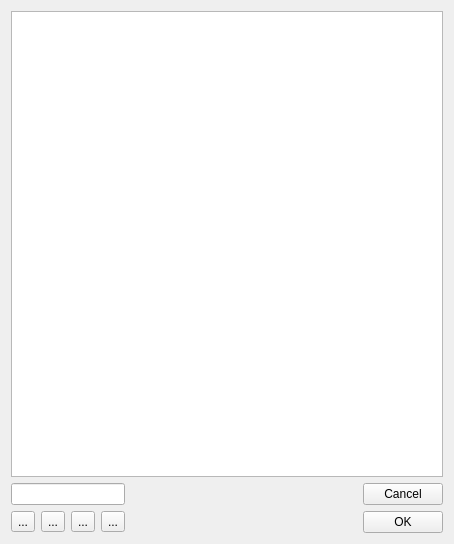
harbour/core, file harbour/contrib/hbide/editor.ui: the form before one commit.
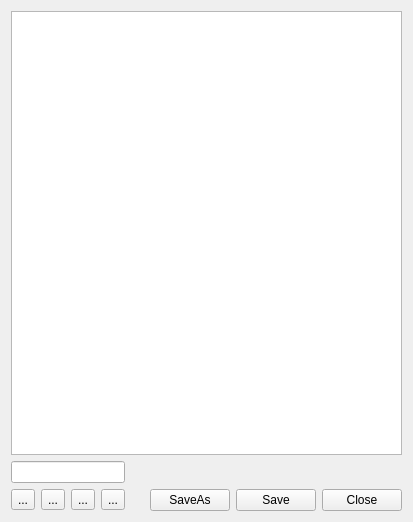
The form after the commit.

```diff
--- a/harbour/contrib/hbide/editor.ui
+++ b/harbour/contrib/hbide/editor.ui
@@ -6,27 +6,20 @@
    <rect>
     <x>0</x>
     <y>0</y>
-    <width>454</width>
-    <height>544</height>
+    <width>413</width>
+    <height>522</height>
    </rect>
   </property>
   <property name="windowTitle">
    <string>Editor</string>
   </property>
   <layout class="QGridLayout" name="gridLayout">
-   <item row="0" column="0" colspan="6">
-    <widget class="QPlainTextEdit" name="plainEdit"/>
+   <item row="0" column="0" colspan="8">
+    <widget class="QPlainTextEdit" name="plainText"/>
    </item>
    <item row="1" column="0" colspan="4">
     <widget class="QLineEdit" name="ediSearch"/>
    </item>
-   <item row="1" column="5">
-    <widget class="QPushButton" name="buttonCancel">
-     <property name="text">
-      <string>Cancel</string>
-     </property>
-    </widget>
-   </item>
    <item row="2" column="0">
     <widget class="QToolButton" name="buttonNext">
      <property name="text">
@@ -55,10 +48,10 @@
      </property>
     </widget>
    </item>
-   <item row="2" column="5">
-    <widget class="QPushButton" name="buttonOk">
+   <item row="2" column="7">
+    <widget class="QPushButton" name="buttonClose">
      <property name="text">
-      <string>OK</string>
+      <string>Close</string>
      </property>
     </widget>
    </item>
@@ -75,6 +68,20 @@
      </property>
     </spacer>
    </item>
+   <item row="2" column="6">
+    <widget class="QPushButton" name="buttonSave">
+     <property name="text">
+      <string>Save</string>
+     </property>
+    </widget>
+   </item>
+   <item row="2" column="5">
+    <widget class="QPushButton" name="buttonSaveAs">
+     <property name="text">
+      <string>SaveAs</string>
+     </property>
+    </widget>
+   </item>
   </layout>
  </widget>
  <resources/>
```
